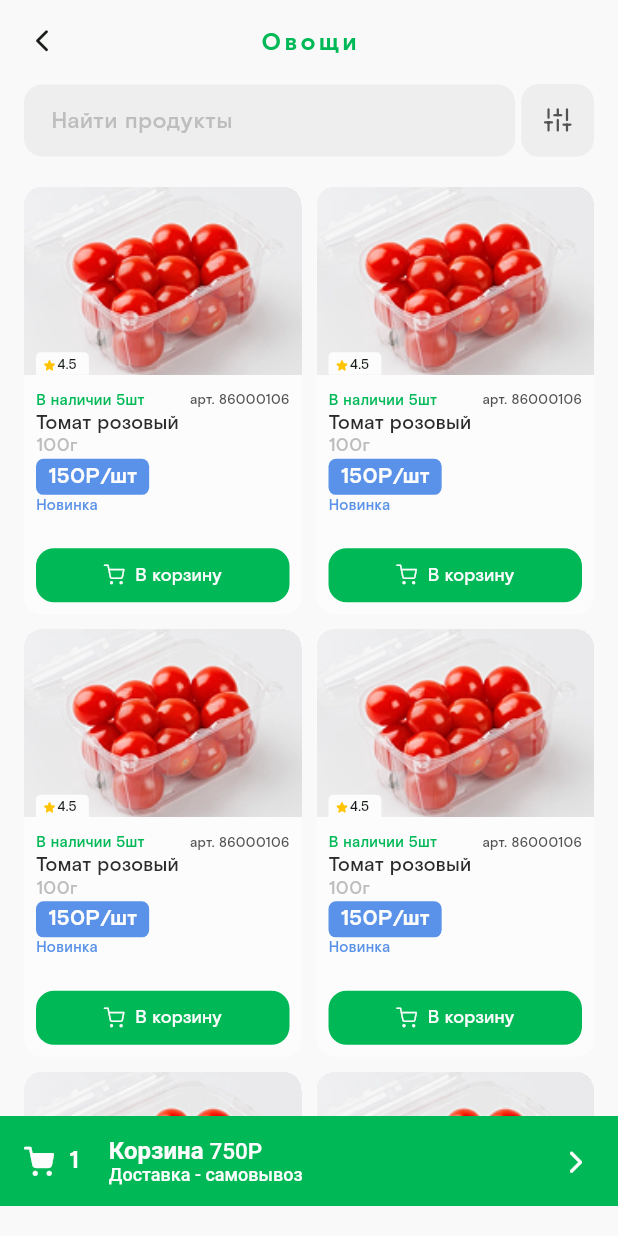
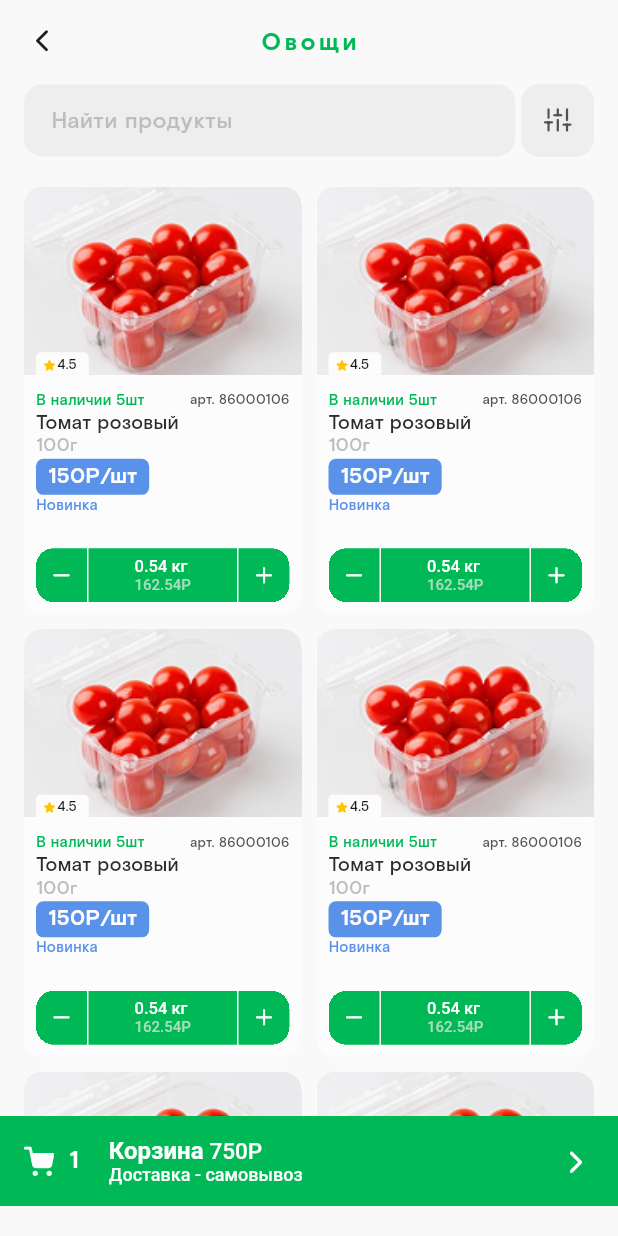
Before and after one commit to MunIine/dorimol, a Flutter app: the CatalogScreen screen opened directly, on a phone screen of 412 x 824 dp. Run offline on Flutter 3.47's test engine with Material 3 defaults, Android fonts, the phone set to English and light mode, and no system bars.

Commit message:
Decomposition item card

```diff
--- /dev/null
+++ b/lib/widgets/cart/adaptive_cart.dart
@@ -0,0 +1,16 @@
+import 'package:dorimol/widgets/cart/add_item_to_cart.dart';
+import 'package:dorimol/widgets/cart/change_item_in_cart.dart';
+import 'package:flutter/material.dart';
+
+class AdaptiveCart extends StatelessWidget {
+  const AdaptiveCart({super.key, required this.inCart, required this.cartHeight});
+
+  final bool inCart;
+  final double cartHeight;
+
+  @override
+  Widget build(BuildContext context) {
+    if(inCart) return AddItemToCart(cartHeight: cartHeight);
+    return ChangeItemInCart(cartHeight: cartHeight);
+  }
+}
--- /dev/null
+++ b/lib/widgets/cart/add_item_to_cart.dart
@@ -0,0 +1,39 @@
+
+import 'package:dorimol/theme/app_colors.dart';
+import 'package:dorimol/theme/app_text.dart';
+import 'package:dorimol/widgets/svg_icons.dart';
+import 'package:flutter/material.dart';
+
+class AddItemToCart extends StatelessWidget {
+  const AddItemToCart({
+    super.key,
+    required this.cartHeight,
+  });
+
+  final double cartHeight;
+
+  @override
+  Widget build(BuildContext context) {
+    final colorTheme = Theme.of(context).extension<AppColors>()!;
+
+    return SizedBox(
+      width: double.infinity,
+      height: cartHeight,
+      child: TextButton(
+        onPressed: (){},
+        style: TextButton.styleFrom(
+          backgroundColor: colorTheme.seedColor,
+          padding: EdgeInsets.symmetric(vertical: 9),
+        ),
+        child: Row(
+          mainAxisAlignment: MainAxisAlignment.center,
+          spacing: 7,
+          children: [
+            Icon(SvgIcons.shoppingCart, size: 14),
+            Text("В корзину", style: AppText.t2.copyWith(color: colorTheme.background)),
+          ],
+        ),
+      ),
+    );
+  }
+}
--- /dev/null
+++ b/lib/widgets/cart/change_item_in_cart.dart
@@ -0,0 +1,86 @@
+
+import 'package:dorimol/theme/app_colors.dart';
+import 'package:dorimol/theme/app_text.dart';
+import 'package:dorimol/widgets/svg_icons.dart';
+import 'package:flutter/material.dart';
+
+class ChangeItemInCart extends StatelessWidget {
+  const ChangeItemInCart({
+    super.key,
+    required this.cartHeight,
+  });
+
+  final double cartHeight;
+
+  @override
+  Widget build(BuildContext context) {
+    final colorTheme = Theme.of(context).extension<AppColors>()!;
+
+    return Container(
+      decoration: BoxDecoration(
+        borderRadius: BorderRadius.circular(12)
+      ),
+      clipBehavior: Clip.hardEdge,
+      child: Row(
+        mainAxisAlignment: MainAxisAlignment.spaceBetween,
+        children: [
+          CartButton(icon: SvgIcons.minus, cartHeight: cartHeight),
+          SizedBox(width: 1),
+          Expanded(
+            child: Container(
+              width: double.infinity,
+              height: cartHeight,
+              color: colorTheme.seedColor,
+              alignment: Alignment.center,
+              padding: EdgeInsets.symmetric(vertical: 4),
+              child: RichText(
+                text: TextSpan(
+                  style: AppText.rostelecom,
+                  children: [
+                    TextSpan(text: "0.54 кг\n", style: AppText.t1.copyWith(color: colorTheme.background)),
+                    TextSpan(text: "162.54Р", style: AppText.t0.copyWith(color: colorTheme.accint))
+                  ]
+                )
+              ),
+            ),
+          ),
+          SizedBox(width: 1),
+          CartButton(icon: SvgIcons.plus, cartHeight: cartHeight),
+        ],
+      ),
+    );
+  }
+}
+
+class CartButton extends StatelessWidget {
+  const CartButton({
+    super.key,
+    required this.icon,
+    required this.cartHeight,
+  });
+
+  final double cartHeight;
+  final IconData icon;
+
+  @override
+  Widget build(BuildContext context) {
+    final colorTheme = Theme.of(context).extension<AppColors>()!;
+
+    return SizedBox(
+      height: cartHeight,
+      child: IconButton(
+        onPressed: (){},
+        padding: EdgeInsets.symmetric(vertical: 7).copyWith(left: 9, right: 9),
+        icon: Icon(
+          icon,
+          color: colorTheme.background,
+          size: 16,
+        ),
+        style: IconButton.styleFrom(
+          backgroundColor: colorTheme.seedColor,
+          shape: RoundedRectangleBorder(borderRadius: BorderRadiusGeometry.zero)
+        ),
+      ),
+    );
+  }
+}
--- a/lib/widgets/export.dart
+++ b/lib/widgets/export.dart
@@ -1,4 +1,6 @@
-export 'app_search_bar.dart';
-export 'bottom_nav_bar.dart';
+export 'bars/app_search_bar.dart';
+export 'bars/bottom_nav_bar.dart';
 export 'svg_icons.dart';
 export 'item_card.dart';
+export 'cart/change_item_in_cart.dart';
+export 'cart/add_item_to_cart.dart';
--- a/lib/widgets/item_card.dart
+++ b/lib/widgets/item_card.dart
@@ -1,6 +1,6 @@
 import 'package:dorimol/theme/app_colors.dart';
 import 'package:dorimol/theme/app_text.dart';
-import 'package:dorimol/widgets/svg_icons.dart';
+import 'package:dorimol/widgets/cart/adaptive_cart.dart';
 import 'package:flutter/material.dart';
 
 class ItemCard extends StatelessWidget {
@@ -76,137 +76,67 @@ class ItemCard extends StatelessWidget {
               ]
             )
           ),
-          ... getPriceBlock(colorTheme, atr),
+          PriceBlock(atr: atr),
           Spacer(),
-          if (!inCart) Padding(
-            padding: const EdgeInsets.symmetric(horizontal: 8).copyWith(bottom: 8),
-            child: SizedBox(
-              width: double.infinity,
-              height: cartHeight,
-              child: TextButton(
-                onPressed: (){},
-                style: TextButton.styleFrom(
-                  backgroundColor: colorTheme.seedColor,
-                  padding: EdgeInsets.symmetric(vertical: 9),
-                ),
-                child: Row(
-                  mainAxisAlignment: MainAxisAlignment.center,
-                  spacing: 7,
-                  children: [
-                    Icon(SvgIcons.shoppingCart, size: 14),
-                    Text("В корзину", style: AppText.t2.copyWith(color: colorTheme.background)),
-                  ],
-                ),
-              ),
-            ),
-          )
-          else Padding(
+          Padding(
             padding: EdgeInsets.symmetric(horizontal: 8).copyWith(bottom: 8),
-            child: Container(
-              decoration: BoxDecoration(
-                borderRadius: BorderRadius.circular(12)
-              ),
-              clipBehavior: Clip.hardEdge,
-              child: Row(
-                mainAxisAlignment: MainAxisAlignment.spaceBetween,
-                children: [
-                  CartButton(icon: SvgIcons.minus, cartHeight: cartHeight),
-                  SizedBox(width: 1),
-                  Expanded(
-                    child: Container(
-                      width: double.infinity,
-                      height: cartHeight,
-                      color: colorTheme.seedColor,
-                      alignment: Alignment.center,
-                      padding: EdgeInsets.symmetric(vertical: 4),
-                      child: RichText(
-                        text: TextSpan(
-                          style: AppText.rostelecom,
-                          children: [
-                            TextSpan(text: "0.54 кг\n", style: AppText.t1.copyWith(color: colorTheme.background)),
-                            TextSpan(text: "162.54Р", style: AppText.t0.copyWith(color: colorTheme.accint))
-                          ]
-                        )
-                      ),
-                    ),
-                  ),
-                  SizedBox(width: 1),
-                  CartButton(icon: SvgIcons.plus, cartHeight: cartHeight),
-                ],
-              ),
-            ),
+            child: AdaptiveCart(inCart: inCart, cartHeight: cartHeight),
           )
         ],
       ),
     );
   }
+}
 
-  List<Widget> getPriceBlock(AppColors colorTheme, String? atr){
-    if (atr == null){
-      return [
+
+class PriceBlock extends StatelessWidget {
+  const PriceBlock({super.key, required this.atr});
+
+  final String? atr;
+
+  @override
+  Widget build(BuildContext context) {
+    final colorTheme = Theme.of(context).extension<AppColors>()!;
+    Color textColor;
+    Color blockColor;
+    String? text;
+
+    if (atr == "new"){
+      textColor = colorTheme.background;
+      blockColor = colorTheme.blue;
+      text = "Новинка";
+    }
+    else if(atr == "sale"){
+      textColor = colorTheme.textGray;
+      blockColor = colorTheme.yellow;
+      text = "Скидка";
+    }
+    else{
+      textColor = colorTheme.textGray;
+      blockColor = Color(0xFFF2F2F2);
+    }
+
+
+    return Column(
+      crossAxisAlignment: CrossAxisAlignment.start,
+      mainAxisSize: MainAxisSize.min,
+      children: [
         Padding(
           padding: const EdgeInsets.symmetric(horizontal: 8),
           child: Container(
             padding: EdgeInsets.symmetric(horizontal: 8).copyWith(top: 2, bottom: 2),
             decoration: BoxDecoration(
               borderRadius: BorderRadius.circular(5),
-              color: Color(0xFFF2F2F2)
+              color: blockColor
             ),
-            child: Text("150Р/шт", style: AppText.b4.copyWith(color: colorTheme.textGray)),
+            child: Text("150Р/шт", style: AppText.b4.copyWith(color: textColor),),
           ),
         ),
-      ];
-    }
-    final bool isNew = atr == "new";
-    return [
-      Padding(
+        if (text != null) Padding(
           padding: const EdgeInsets.symmetric(horizontal: 8),
-        child: Container(
-          padding: EdgeInsets.symmetric(horizontal: 8).copyWith(top: 2, bottom: 2),
-          decoration: BoxDecoration(
-            borderRadius: BorderRadius.circular(5),
-            color: isNew ? colorTheme.blue : colorTheme.yellow
-          ),
-          child: Text("150Р/шт", style: AppText.b4.copyWith(color: isNew ? colorTheme.background : colorTheme.textGray),),
-        ),
-      ),
-      Padding(
-        padding: const EdgeInsets.symmetric(horizontal: 8),
-        child: Text(isNew ? "Новинка" : "Скидка", style: AppText.t0.copyWith(color: isNew ? colorTheme.blue : colorTheme.yellow)),
+          child: Text(text, style: AppText.t0.copyWith(color: blockColor)),
         )
-    ];
-  }
-}
-
-class CartButton extends StatelessWidget {
-  const CartButton({
-    super.key,
-    required this.icon,
-    required this.cartHeight,
-  });
-
-  final double cartHeight;
-  final IconData icon;
-
-  @override
-  Widget build(BuildContext context) {
-    final colorTheme = Theme.of(context).extension<AppColors>()!;
-
-    return SizedBox(
-      height: cartHeight,
-      child: IconButton(
-        onPressed: (){},
-        padding: EdgeInsets.symmetric(vertical: 7).copyWith(left: 9, right: 9),
-        icon: Icon(
-          icon,
-          color: colorTheme.background,
-          size: 16,
-        ),
-        style: IconButton.styleFrom(
-          backgroundColor: colorTheme.seedColor,
-          shape: RoundedRectangleBorder(borderRadius: BorderRadiusGeometry.zero)
-        ),
-      ),
+      ]
     );
   }
 }
```
Also changed, not shown: lib/widgets/bars/app_search_bar.dart (renamed from lib/widgets/app_search_bar.dart), lib/widgets/bars/bottom_nav_bar.dart (renamed from lib/widgets/bottom_nav_bar.dart). Lines whose indentation alone changed are shown as unchanged.
